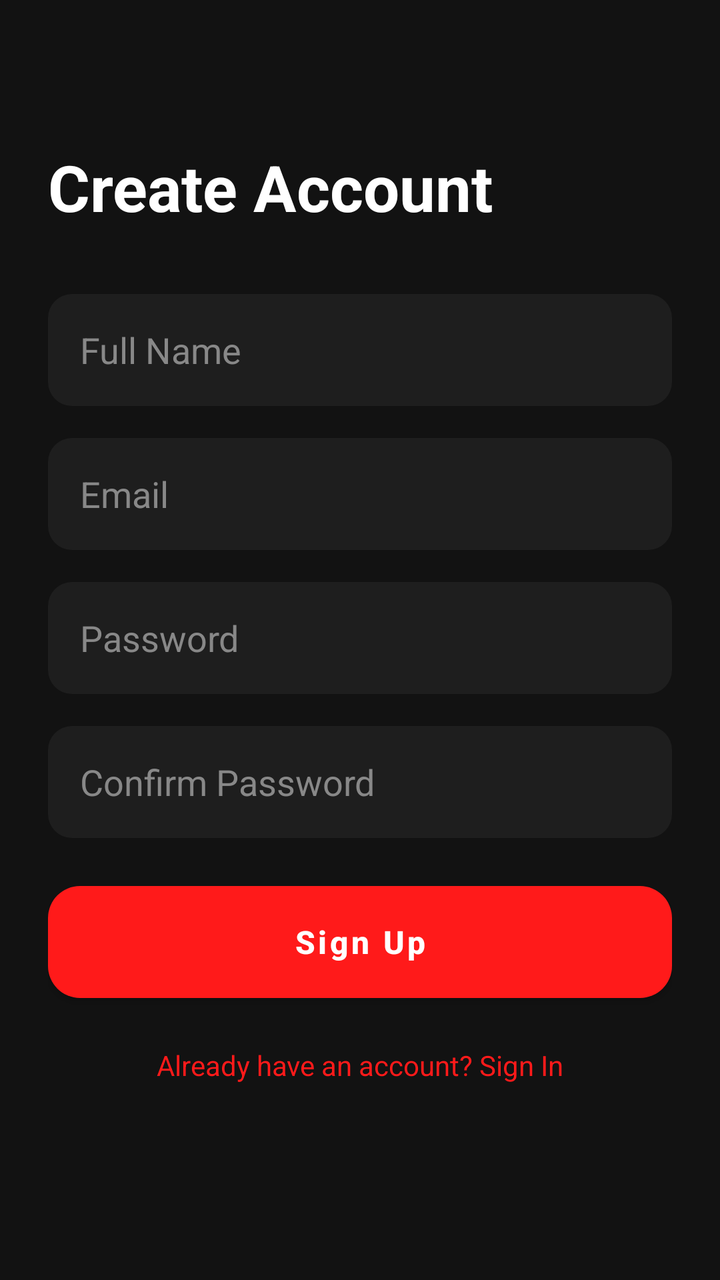
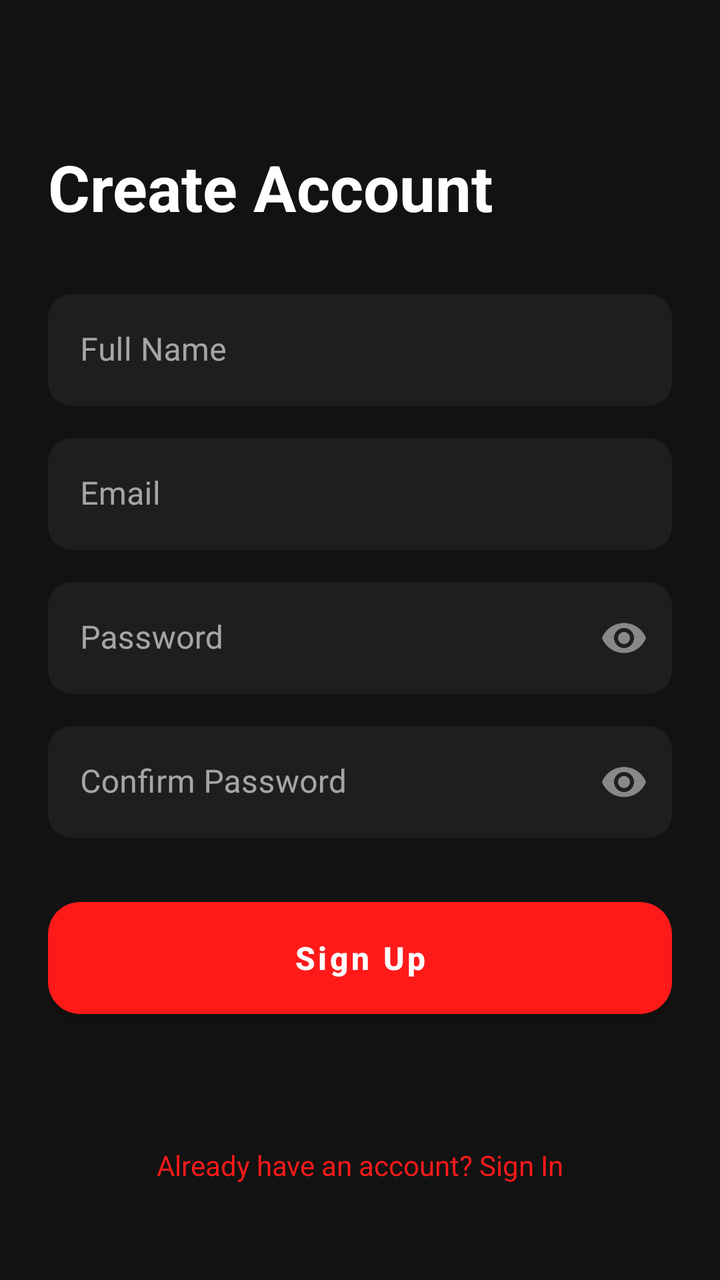

Compare the two renders of this Android layout. The source of the first and the diff that turns it into the second are given below.
<!-- AndroidManifest.xml: application theme Theme.Chowdown -->
<!-- res/layout/activity_register.xml -->
<?xml version="1.0" encoding="utf-8"?>
<androidx.constraintlayout.widget.ConstraintLayout xmlns:android="http://schemas.android.com/apk/res/android"
    xmlns:app="http://schemas.android.com/apk/res-auto"
    android:layout_width="match_parent"
    android:layout_height="match_parent"
    android:background="@color/background"
    android:padding="24dp">

    <TextView
        android:id="@+id/tvTitle"
        android:layout_width="wrap_content"
        android:layout_height="wrap_content"
        android:layout_marginTop="48dp"
        android:text="Create Account"
        android:textColor="@color/white"
        android:textSize="32sp"
        android:textStyle="bold"
        app:layout_constraintStart_toStartOf="parent"
        app:layout_constraintTop_toTopOf="parent" />

    <EditText
        android:id="@+id/etFullName"
        android:layout_width="match_parent"
        android:layout_height="56dp"
        android:layout_marginTop="32dp"
        android:background="@drawable/bg_input_field"
        android:hint="Full Name"
        android:paddingHorizontal="16dp"
        android:textColor="@color/white"
        android:textColorHint="@color/gray"
        app:layout_constraintTop_toBottomOf="@id/tvTitle" />

    <EditText
        android:id="@+id/etEmail"
        android:layout_width="match_parent"
        android:layout_height="56dp"
        android:layout_marginTop="16dp"
        android:background="@drawable/bg_input_field"
        android:hint="Email"
        android:inputType="textEmailAddress"
        android:paddingHorizontal="16dp"
        android:textColor="@color/white"
        android:textColorHint="@color/gray"
        app:layout_constraintTop_toBottomOf="@id/etFullName" />

    <EditText
        android:id="@+id/etPassword"
        android:layout_width="match_parent"
        android:layout_height="56dp"
        android:layout_marginTop="16dp"
        android:background="@drawable/bg_input_field"
        android:hint="Password"
        android:inputType="textPassword"
        android:paddingHorizontal="16dp"
        android:textColor="@color/white"
        android:textColorHint="@color/gray"
        app:layout_constraintTop_toBottomOf="@id/etEmail" />

    <EditText
        android:id="@+id/etConfirmPassword"
        android:layout_width="match_parent"
        android:layout_height="56dp"
        android:layout_marginTop="16dp"
        android:background="@drawable/bg_input_field"
        android:hint="Confirm Password"
        android:inputType="textPassword"
        android:paddingHorizontal="16dp"
        android:textColor="@color/white"
        android:textColorHint="@color/gray"
        app:layout_constraintTop_toBottomOf="@id/etPassword" />

    <Button
        android:id="@+id/btnSignUp"
        android:layout_width="match_parent"
        android:layout_height="56dp"
        android:layout_marginTop="24dp"
        android:background="@drawable/bg_button_primary"
        android:text="Sign Up"
        android:textAllCaps="false"
        android:textColor="@color/white"
        android:textSize="16sp"
        android:textStyle="bold"
        app:layout_constraintTop_toBottomOf="@id/etConfirmPassword" />

    <TextView
        android:id="@+id/tvLogin"
        android:layout_width="wrap_content"
        android:layout_height="wrap_content"
        android:layout_marginTop="24dp"
        android:text="Already have an account? Sign In"
        android:textColor="@color/primary"
        android:textSize="14sp"
        app:layout_constraintEnd_toEndOf="parent"
        app:layout_constraintStart_toStartOf="parent"
        app:layout_constraintTop_toBottomOf="@id/btnSignUp" />

</androidx.constraintlayout.widget.ConstraintLayout>
<!-- resources referenced by this layout -->
<resources>
  <color name="background">#121212</color>
  <color name="gray">#888888</color>
  <color name="primary">#FF1A1A</color>
  <color name="white">#FFFFFF</color>
  <!-- drawable bg_button_primary (drawable) -->
  <?xml version="1.0" encoding="utf-8"?>
  <shape xmlns:android="http://schemas.android.com/apk/res/android"
      android:shape="rectangle">
      <solid android:color="@color/primary" />
      <corners android:radius="16dp" />
  </shape>
  <!-- drawable bg_input_field (drawable) -->
  <?xml version="1.0" encoding="utf-8"?>
  <shape xmlns:android="http://schemas.android.com/apk/res/android"
      android:shape="rectangle">
      <solid android:color="@color/surface" />
      <corners android:radius="12dp" />
  </shape>
  <style name="Theme.Chowdown" parent="Theme.MaterialComponents.DayNight.NoActionBar">
          
          <item name="colorPrimary">@color/primaryRed</item>
          <item name="colorPrimaryVariant">@color/primaryRedDark</item>
          <item name="colorOnPrimary">@color/white</item>
          <item name="android:statusBarColor">@color/darkBackground</item>
          <item name="android:windowBackground">@color/darkBackground</item>
          <item name="android:textColorPrimary">@color/textPrimary</item>
          <item name="android:textColorSecondary">@color/textSecondary</item>
          <item name="colorSurface">@color/surfaceDark</item>
          <item name="colorOnSurface">@color/textPrimary</item>
      </style>
  <color name="surface">#1E1E1E</color>
  <color name="primaryRed">#FF1A1A</color>
  <color name="primaryRedDark">#B30000</color>
  <color name="darkBackground">#121212</color>
  <color name="textPrimary">#FFFFFF</color>
  <color name="textSecondary">#888888</color>
  <color name="surfaceDark">#1E1E1E</color>
</resources>

<!-- the commit's change to res/layout/activity_register.xml (unified diff, before → after) -->
@@ -3,95 +3,159 @@
     xmlns:app="http://schemas.android.com/apk/res-auto"
     android:layout_width="match_parent"
     android:layout_height="match_parent"
-    android:background="@color/background"
-    android:padding="24dp">
+    android:background="@color/background">
 
-    <TextView
-        android:id="@+id/tvTitle"
-        android:layout_width="wrap_content"
-        android:layout_height="wrap_content"
-        android:layout_marginTop="48dp"
-        android:text="Create Account"
-        android:textColor="@color/white"
-        android:textSize="32sp"
-        android:textStyle="bold"
-        app:layout_constraintStart_toStartOf="parent"
-        app:layout_constraintTop_toTopOf="parent" />
+    <ScrollView
+        android:layout_width="match_parent"
+        android:layout_height="match_parent"
+        android:fillViewport="true">
 
-    <EditText
-        android:id="@+id/etFullName"
-        android:layout_width="match_parent"
-        android:layout_height="56dp"
-        android:layout_marginTop="32dp"
-        android:background="@drawable/bg_input_field"
-        android:hint="Full Name"
-        android:paddingHorizontal="16dp"
-        android:textColor="@color/white"
-        android:textColorHint="@color/gray"
-        app:layout_constraintTop_toBottomOf="@id/tvTitle" />
+        <androidx.constraintlayout.widget.ConstraintLayout
+            android:layout_width="match_parent"
+            android:layout_height="wrap_content"
+            android:padding="24dp">
 
-    <EditText
-        android:id="@+id/etEmail"
-        android:layout_width="match_parent"
-        android:layout_height="56dp"
-        android:layout_marginTop="16dp"
-        android:background="@drawable/bg_input_field"
-        android:hint="Email"
-        android:inputType="textEmailAddress"
-        android:paddingHorizontal="16dp"
-        android:textColor="@color/white"
-        android:textColorHint="@color/gray"
-        app:layout_constraintTop_toBottomOf="@id/etFullName" />
+            <TextView
+                android:id="@+id/tvTitle"
+                android:layout_width="wrap_content"
+                android:layout_height="wrap_content"
+                android:layout_marginTop="48dp"
+                android:text="Create Account"
+                android:textColor="@color/white"
+                android:textSize="32sp"
+                android:textStyle="bold"
+                app:layout_constraintStart_toStartOf="parent"
+                app:layout_constraintTop_toTopOf="parent" />
 
-    <EditText
-        android:id="@+id/etPassword"
-        android:layout_width="match_parent"
-        android:layout_height="56dp"
-        android:layout_marginTop="16dp"
-        android:background="@drawable/bg_input_field"
-        android:hint="Password"
-        android:inputType="textPassword"
-        android:paddingHorizontal="16dp"
-        android:textColor="@color/white"
-        android:textColorHint="@color/gray"
-        app:layout_constraintTop_toBottomOf="@id/etEmail" />
+            <com.google.android.material.textfield.TextInputLayout
+                android:id="@+id/tilFullName"
+                android:layout_width="match_parent"
+                android:layout_height="wrap_content"
+                android:layout_marginTop="32dp"
+                android:hint="Full Name"
+                app:boxBackgroundColor="@color/surface"
+                app:boxCornerRadiusBottomEnd="12dp"
+                app:boxCornerRadiusBottomStart="12dp"
+                app:boxCornerRadiusTopEnd="12dp"
+                app:boxCornerRadiusTopStart="12dp"
+                app:boxStrokeWidth="0dp"
+                app:boxStrokeWidthFocused="0dp"
+                app:hintTextColor="@color/gray"
+                app:layout_constraintTop_toBottomOf="@id/tvTitle">
 
-    <EditText
-        android:id="@+id/etConfirmPassword"
-        android:layout_width="match_parent"
-        android:layout_height="56dp"
-        android:layout_marginTop="16dp"
-        android:background="@drawable/bg_input_field"
-        android:hint="Confirm Password"
-        android:inputType="textPassword"
-        android:paddingHorizontal="16dp"
-        android:textColor="@color/white"
-        android:textColorHint="@color/gray"
-        app:layout_constraintTop_toBottomOf="@id/etPassword" />
+                <com.google.android.material.textfield.TextInputEditText
+                    android:id="@+id/etFullName"
+                    android:layout_width="match_parent"
+                    android:layout_height="56dp"
+                    android:inputType="textPersonName"
+                    android:textColor="@color/white" />
+            </com.google.android.material.textfield.TextInputLayout>
 
-    <Button
-        android:id="@+id/btnSignUp"
-        android:layout_width="match_parent"
-        android:layout_height="56dp"
-        android:layout_marginTop="24dp"
-        android:background="@drawable/bg_button_primary"
-        android:text="Sign Up"
-        android:textAllCaps="false"
-        android:textColor="@color/white"
-        android:textSize="16sp"
-        android:textStyle="bold"
-        app:layout_constraintTop_toBottomOf="@id/etConfirmPassword" />
+            <com.google.android.material.textfield.TextInputLayout
+                android:id="@+id/tilEmail"
+                android:layout_width="match_parent"
+                android:layout_height="wrap_content"
+                android:layout_marginTop="16dp"
+                android:hint="Email"
+                app:boxBackgroundColor="@color/surface"
+                app:boxCornerRadiusBottomEnd="12dp"
+                app:boxCornerRadiusBottomStart="12dp"
+                app:boxCornerRadiusTopEnd="12dp"
+                app:boxCornerRadiusTopStart="12dp"
+                app:boxStrokeWidth="0dp"
+                app:boxStrokeWidthFocused="0dp"
+                app:hintTextColor="@color/gray"
+                app:layout_constraintTop_toBottomOf="@id/tilFullName">
 
-    <TextView
-        android:id="@+id/tvLogin"
-        android:layout_width="wrap_content"
-        android:layout_height="wrap_content"
-        android:layout_marginTop="24dp"
-        android:text="Already have an account? Sign In"
-        android:textColor="@color/primary"
-        android:textSize="14sp"
-        app:layout_constraintEnd_toEndOf="parent"
-        app:layout_constraintStart_toStartOf="parent"
-        app:layout_constraintTop_toBottomOf="@id/btnSignUp" />
+                <com.google.android.material.textfield.TextInputEditText
+                    android:id="@+id/etEmail"
+                    android:layout_width="match_parent"
+                    android:layout_height="56dp"
+                    android:inputType="textEmailAddress"
+                    android:textColor="@color/white" />
+            </com.google.android.material.textfield.TextInputLayout>
 
+            <com.google.android.material.textfield.TextInputLayout
+                android:id="@+id/tilPassword"
+                android:layout_width="match_parent"
+                android:layout_height="wrap_content"
+                android:layout_marginTop="16dp"
+                android:hint="Password"
+                app:boxBackgroundColor="@color/surface"
+                app:boxCornerRadiusBottomEnd="12dp"
+                app:boxCornerRadiusBottomStart="12dp"
+                app:boxCornerRadiusTopEnd="12dp"
+                app:boxCornerRadiusTopStart="12dp"
+                app:boxStrokeWidth="0dp"
+                app:boxStrokeWidthFocused="0dp"
+                app:hintTextColor="@color/gray"
+                app:passwordToggleEnabled="true"
+                app:passwordToggleTint="@color/gray"
+                app:layout_constraintTop_toBottomOf="@id/tilEmail">
+
+                <com.google.android.material.textfield.TextInputEditText
+                    android:id="@+id/etPassword"
+                    android:layout_width="match_parent"
+                    android:layout_height="56dp"
+                    android:inputType="textPassword"
+                    android:textColor="@color/white" />
+            </com.google.android.material.textfield.TextInputLayout>
+
+            <com.google.android.material.textfield.TextInputLayout
+                android:id="@+id/tilConfirmPassword"
+                android:layout_width="match_parent"
+                android:layout_height="wrap_content"
+                android:layout_marginTop="16dp"
+                android:hint="Confirm Password"
+                app:boxBackgroundColor="@color/surface"
+                app:boxCornerRadiusBottomEnd="12dp"
+                app:boxCornerRadiusBottomStart="12dp"
+                app:boxCornerRadiusTopEnd="12dp"
+                app:boxCornerRadiusTopStart="12dp"
+                app:boxStrokeWidth="0dp"
+                app:boxStrokeWidthFocused="0dp"
+                app:hintTextColor="@color/gray"
+                app:passwordToggleEnabled="true"
+                app:passwordToggleTint="@color/gray"
+                app:layout_constraintTop_toBottomOf="@id/tilPassword">
+
+                <com.google.android.material.textfield.TextInputEditText
+                    android:id="@+id/etConfirmPassword"
+                    android:layout_width="match_parent"
+                    android:layout_height="56dp"
+                    android:inputType="textPassword"
+                    android:textColor="@color/white" />
+            </com.google.android.material.textfield.TextInputLayout>
+
+            <Button
+                android:id="@+id/btnSignUp"
+                android:layout_width="match_parent"
+                android:layout_height="wrap_content"
+                android:minHeight="56dp"
+                android:layout_marginTop="32dp"
+                android:background="@drawable/bg_button_primary"
+                android:text="Sign Up"
+                android:textAllCaps="false"
+                android:textColor="@color/white"
+                android:textSize="16sp"
+                android:textStyle="bold"
+                app:layout_constraintTop_toBottomOf="@id/tilConfirmPassword" />
+
+            <TextView
+                android:id="@+id/tvLogin"
+                android:layout_width="wrap_content"
+                android:layout_height="wrap_content"
+                android:layout_marginTop="24dp"
+                android:layout_marginBottom="24dp"
+                android:text="Already have an account? Sign In"
+                android:textColor="@color/primary"
+                android:textSize="14sp"
+                app:layout_constraintEnd_toEndOf="parent"
+                app:layout_constraintStart_toStartOf="parent"
+                app:layout_constraintTop_toBottomOf="@id/btnSignUp"
+                app:layout_constraintBottom_toBottomOf="parent"
+                app:layout_constraintVertical_bias="1.0" />
+
+        </androidx.constraintlayout.widget.ConstraintLayout>
+    </ScrollView>
 </androidx.constraintlayout.widget.ConstraintLayout>
<!-- resource entries referenced after the edit -->
@@ -10,13 +10,6 @@
       android:shape="rectangle">
       <solid android:color="@color/primary" />
       <corners android:radius="16dp" />
-  </shape>
-  <!-- drawable bg_input_field (drawable) -->
-  <?xml version="1.0" encoding="utf-8"?>
-  <shape xmlns:android="http://schemas.android.com/apk/res/android"
-      android:shape="rectangle">
-      <solid android:color="@color/surface" />
-      <corners android:radius="12dp" />
   </shape>
   <style name="Theme.Chowdown" parent="Theme.MaterialComponents.DayNight.NoActionBar">
           
